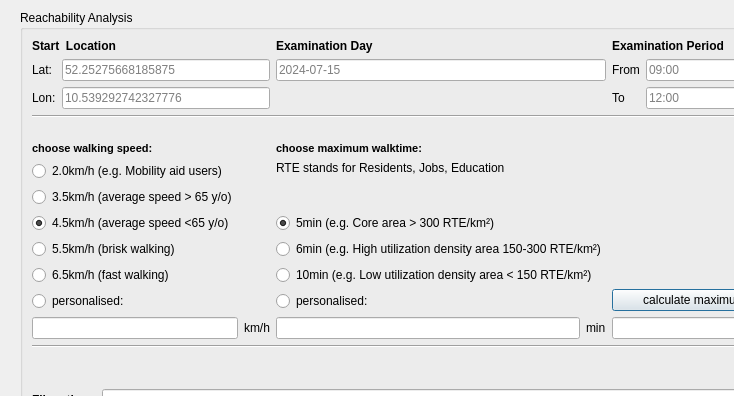
This is transit_reachability_analyser_dialog_base.ui in ThanDerJoren/transitReachabilityAnalyser as Qt 5 draws it before an edit; both pictures show x 0 to 734 and y 0 to 396 of the 877 by 884 pixel window. The edited form follows.
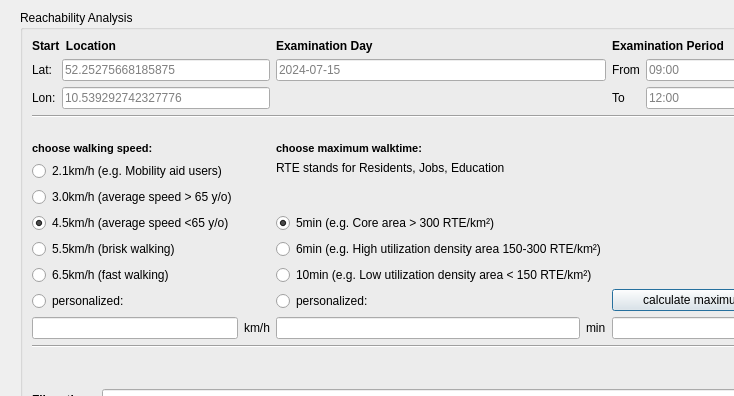
This is the edited form.

Commit message: new default walk speeds

```diff
--- a/transit_reachability_analyser_dialog_base.ui
+++ b/transit_reachability_analyser_dialog_base.ui
@@ -58,7 +58,7 @@
              <locale language="English" country="UnitedKingdom"/>
             </property>
             <property name="text">
-             <string>2.0km/h (e.g. Mobility aid users)</string>
+             <string>2.1km/h (e.g. Mobility aid users)</string>
             </property>
             <attribute name="buttonGroup">
              <string notr="true">rb_group_walkspeed</string>
@@ -71,7 +71,7 @@
              <locale language="English" country="UnitedKingdom"/>
             </property>
             <property name="text">
-             <string>3.5km/h (average speed &gt; 65 y/o)</string>
+             <string>3.0km/h (average speed &gt; 65 y/o)</string>
             </property>
             <attribute name="buttonGroup">
              <string notr="true">rb_group_walkspeed</string>
@@ -126,7 +126,7 @@
              <locale language="English" country="UnitedKingdom"/>
             </property>
             <property name="text">
-             <string>personalised:</string>
+             <string>personalized:</string>
             </property>
             <attribute name="buttonGroup">
              <string notr="true">rb_group_walkspeed</string>
@@ -322,7 +322,7 @@
              <locale language="English" country="UnitedKingdom"/>
             </property>
             <property name="text">
-             <string>personalised:</string>
+             <string>personalized:</string>
             </property>
             <attribute name="buttonGroup">
              <string notr="true">rb_group_walktime</string>
```
Left out of the diff: 2 changed lines with no effect on the pictures. The commit also changes 1 other file.
